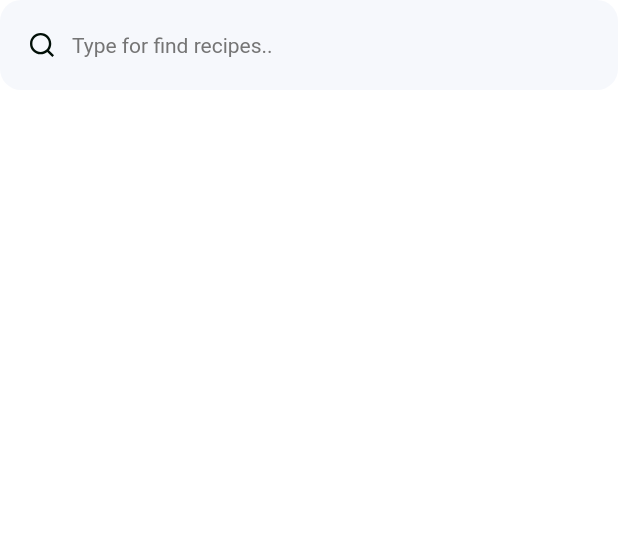
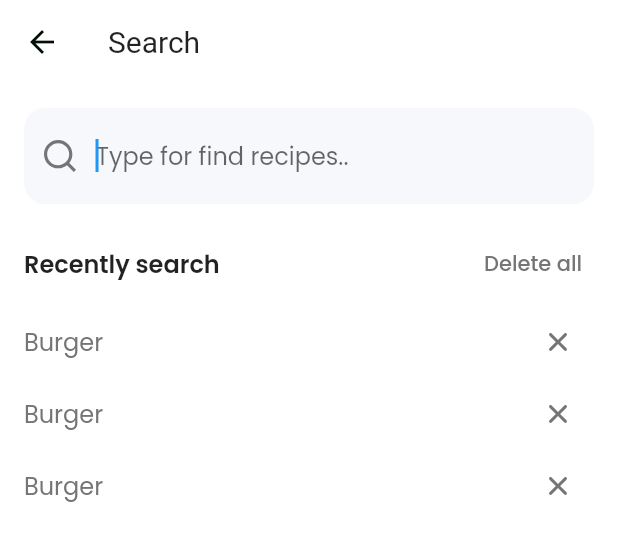
Before and after one commit to abuanwar072/Flutter-Course-Amplify-Recipe-App, a Flutter app: the SearchContaner widget shown alone on an empty page, opened directly, after a tap on "Type for find recipes..", on a phone screen of 412 x 824 dp. Shown: the top 541 px of the screen. Run offline on Flutter 3.47's test engine with Material 2 defaults, Android fonts, the phone set to English and light mode, and no system bars; our stand-ins replace flutter_svg, form_field_validator, google_fonts; network calls fail.

Commit message:
searched done

```diff
--- a/lib/features/home/widgest/search_container.dart
+++ b/lib/features/home/widgest/search_container.dart
@@ -1,3 +1,4 @@
+import 'package:amplify_recipe/features/search/screen/search_screen.dart';
 import 'package:flutter/material.dart';
 import 'package:flutter_svg/flutter_svg.dart';
 
@@ -13,7 +14,14 @@ class SearchContaner extends StatelessWidget {
   @override
   Widget build(BuildContext context) {
     return GestureDetector(
-      onTap: () {},
+      onTap: () {
+        Navigator.push(
+          context,
+          MaterialPageRoute(
+            builder: (context) => const SearchScreen(),
+          ),
+        );
+      },
       child: Container(
         height: 60,
         padding: const EdgeInsets.symmetric(horizontal: defaultPadding),
--- /dev/null
+++ b/lib/features/search/screen/search_screen.dart
@@ -0,0 +1,94 @@
+import 'package:amplify_recipe/shared/constants/constants.dart';
+import 'package:amplify_recipe/shared/constants/gaps.dart';
+import 'package:amplify_recipe/shared/widgets/section_list_tile.dart';
+import 'package:amplify_recipe/thems/app_colors.dart';
+import 'package:flutter/material.dart';
+import 'package:flutter_svg/flutter_svg.dart';
+
+class SearchScreen extends StatelessWidget {
+  const SearchScreen({super.key});
+
+  @override
+  Widget build(BuildContext context) {
+    return Scaffold(
+      appBar: AppBar(
+        title: const Text('Search'),
+      ),
+      body: SingleChildScrollView(
+        padding: const EdgeInsets.all(defaultPadding),
+        child: Column(
+          children: [
+            Form(
+              child: TextFormField(
+                autofocus: true,
+                decoration: InputDecoration(
+                  hintText: "Type for find recipes..",
+                  prefixIcon: Padding(
+                    padding: const EdgeInsets.all(8.0),
+                    child: SvgPicture.asset(
+                      "assets/icons/Search.svg",
+                      colorFilter: const ColorFilter.mode(
+                        AppColors.bodyText,
+                        BlendMode.srcIn,
+                      ),
+                    ),
+                  ),
+                ),
+              ),
+            ),
+            Column(
+              children: [
+                gapH16,
+                SectionListTile(
+                  title: "Recently search",
+                  trailingText: "Delete all",
+                  press: () {},
+                ),
+                ...List.generate(
+                  3,
+                  (index) => RecentSearchTile(
+                    title: "Burger",
+                    onDeleted: () {},
+                  ),
+                ),
+              ],
+            )
+          ],
+        ),
+      ),
+    );
+  }
+}
+
+class RecentSearchTile extends StatelessWidget {
+  const RecentSearchTile({
+    super.key,
+    required this.title,
+    required this.onDeleted,
+  });
+
+  final String title;
+  final VoidCallback onDeleted;
+
+  @override
+  Widget build(BuildContext context) {
+    return SizedBox(
+      height: 48,
+      child: ListTile(
+        onTap: () {},
+        contentPadding: EdgeInsets.zero,
+        title: Text(
+          title,
+          style: const TextStyle(color: AppColors.bodyText),
+        ),
+        trailing: IconButton(
+          onPressed: onDeleted,
+          icon: SvgPicture.asset(
+            "assets/icons/Remove.svg",
+            color: AppColors.bodyText,
+          ),
+        ),
+      ),
+    );
+  }
+}
```
